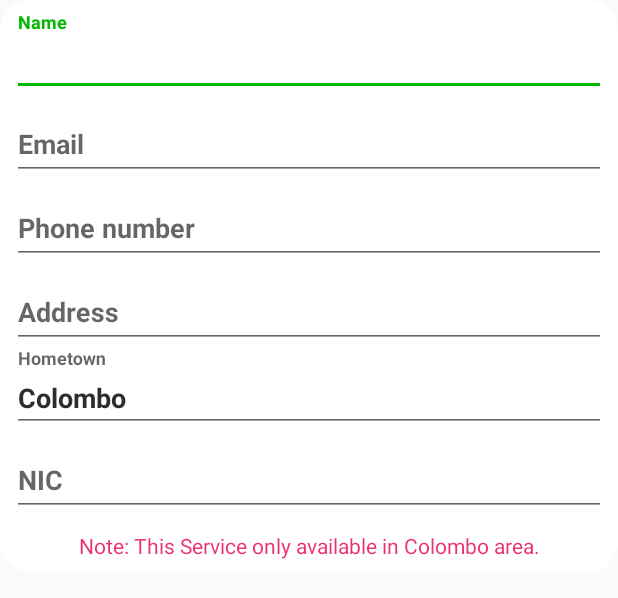
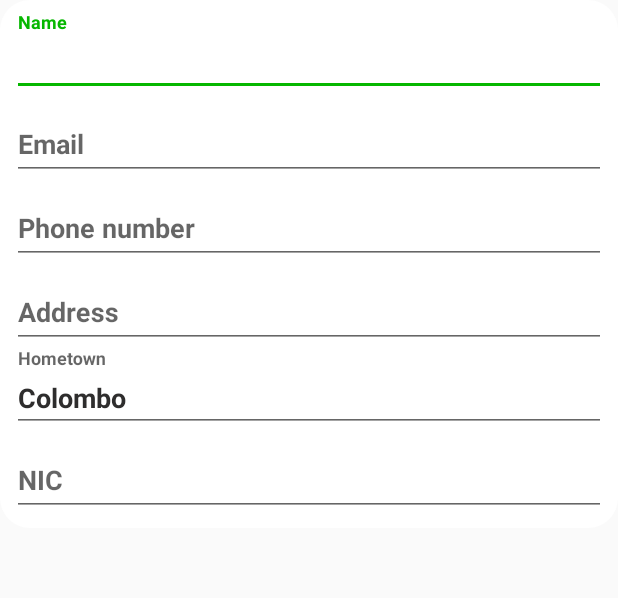
Before and after one commit to thimira24/DeliveryAppClient, an Android app: the layout layout_register.xml on its own in the app's theme, with its tools: preview values and no code run, on a phone screen of 412 x 824 dp. Shown: the top 598 px of the screen. Run offline under Robolectric (Android 15) with nearby library versions, the phone set to English and light mode, and no system bars.

Commit message:
DeliveryApp Version 1.0

```diff
--- a/app/src/main/res/layout/layout_register.xml
+++ b/app/src/main/res/layout/layout_register.xml
@@ -119,14 +119,7 @@
 
     </com.google.android.material.textfield.TextInputLayout>
 
-    <TextView
-        android:text="@string/note_this_service_only_available_in_colombo_area"
-        android:fontFamily="sans-serif"
-        android:textColor="#E8E91E63"
-        android:textAlignment="center"
-        android:layout_marginTop="10dp"
-        android:layout_width="match_parent"
-        android:layout_height="wrap_content"/>
+
 
 
 </LinearLayout>
```
